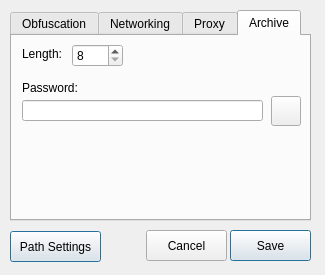
disinclination/ngPost, file src/hmi/SettingsWidget.ui: the form before one commit.
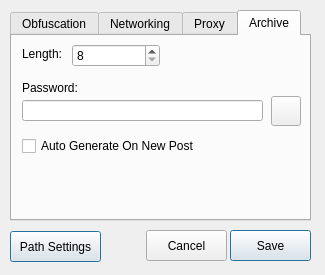
The form after the commit. The open tabs and pages were chosen to show the change.

Commit message: Auto Archive Password - Added functionality to automatically set an archive password on each post

Diff of the .ui file:
```diff
--- a/src/hmi/SettingsWidget.ui
+++ b/src/hmi/SettingsWidget.ui
@@ -401,7 +401,7 @@
       <rect>
        <x>60</x>
        <y>8</y>
-       <width>51</width>
+       <width>88</width>
        <height>23</height>
       </rect>
      </property>
@@ -412,6 +412,19 @@
       <number>32</number>
      </property>
     </widget>
+    <widget class="QCheckBox" name="autoGenerateArchivePasswordCheckBox">
+     <property name="geometry">
+      <rect>
+       <x>10</x>
+       <y>100</y>
+       <width>191</width>
+       <height>20</height>
+      </rect>
+     </property>
+     <property name="text">
+      <string>Auto Generate On New Post</string>
+     </property>
+    </widget>
    </widget>
   </widget>
  </widget>
```
Left out of the diff: 2 changed lines with no effect on the pictures. The commit also changes 2 other files.
